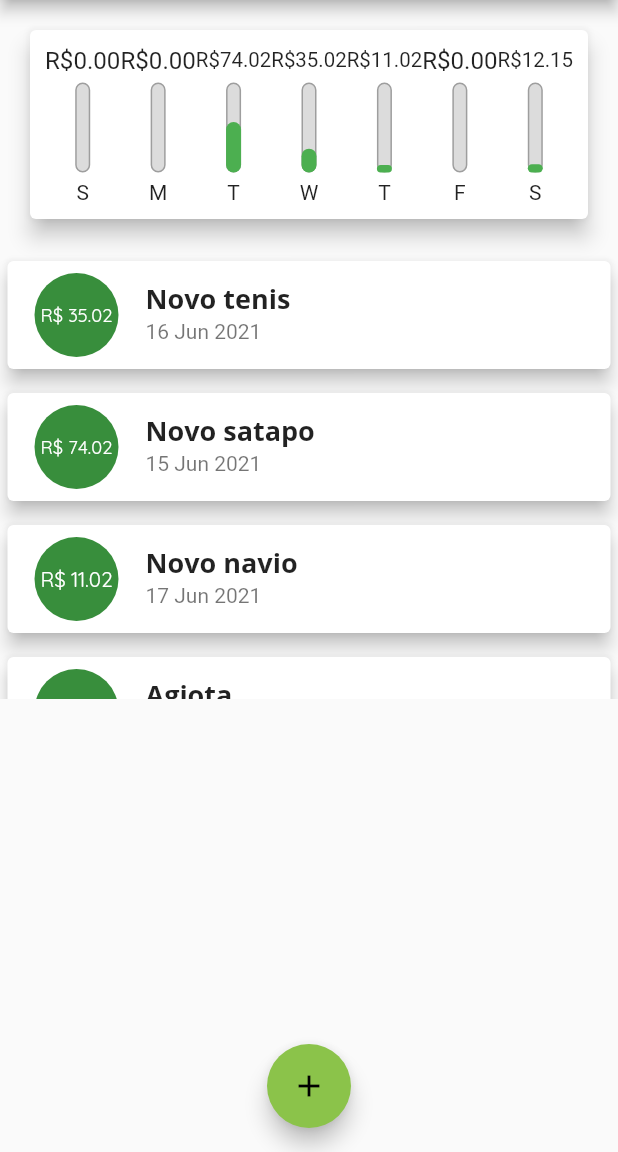
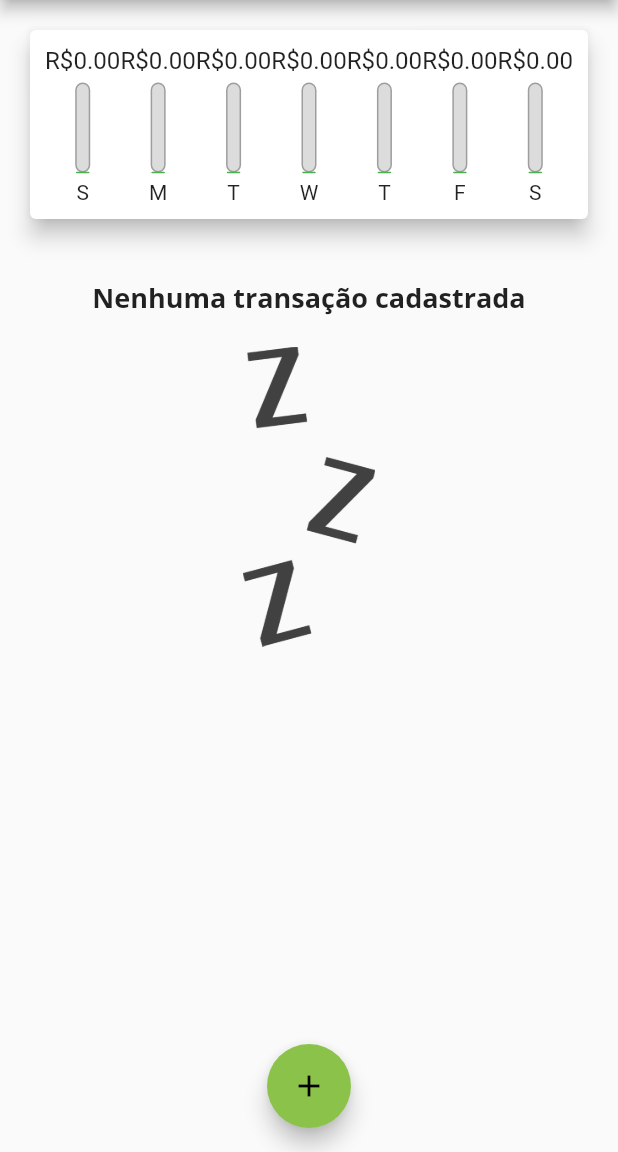
Before and after one commit to AlexBarroSS/yespense, a Flutter app: the screen it shows after launch, on a phone screen of 412 x 824 dp, the part 84-1236 px from its top. Run offline on Flutter 3.47's test engine with Material 2 defaults, Android fonts, the phone set to English and light mode, and no system bars.

Commit message:
Final module 4

```diff
--- a/lib/components/chart.dart
+++ b/lib/components/chart.dart
@@ -55,7 +55,9 @@
               child: ChartBar(
                 label: (tr['day'] as String),
                 value: (tr['value'] as double),
-                percentage: (tr['value'] as double) / _weekTotalValue,
+                percentage: _weekTotalValue == 0
+                    ? 0
+                    : (tr['value'] as double) / _weekTotalValue,
               ),
             );
           }).toList(),
--- a/lib/components/chart_bar.dart
+++ b/lib/components/chart_bar.dart
@@ -43,6 +43,10 @@
                 heightFactor: percentage,
                 child: Container(
                   decoration: BoxDecoration(
+                    border: Border.all(
+                      color: Colors.grey,
+                      width: 1.0,
+                    ),
                     borderRadius: BorderRadius.circular(5),
                     color: Theme.of(context).primaryColor,
                   ),
--- a/lib/components/transactions_list.dart
+++ b/lib/components/transactions_list.dart
@@ -4,8 +4,9 @@
 
 class TransactionsList extends StatelessWidget {
   final List<Transaction> transactionList;
+  late final void Function(String) onDelete;
 
-  TransactionsList(this.transactionList);
+  TransactionsList(this.transactionList, this.onDelete);
 
   @override
   Widget build(BuildContext context) {
@@ -55,6 +56,11 @@
                     subtitle: Text(
                       DateFormat('d MMM y').format(transaction.date),
                     ),
+                    trailing: IconButton(
+                      onPressed: () => onDelete(transaction.id),
+                      icon: Icon(Icons.delete),
+                      color: Theme.of(context).errorColor,
+                    ),
                   ),
                 );
               },
--- a/lib/main.dart
+++ b/lib/main.dart
@@ -24,6 +24,10 @@
                 fontSize: 18,
                 fontWeight: FontWeight.bold,
               ),
+              button: TextStyle(
+                color: Colors.white,
+                fontWeight: FontWeight.bold,
+              ),
             ),
         fontFamily: 'Quicksand',
         appBarTheme: AppBarTheme(
@@ -46,32 +50,7 @@
 }
 
 class _HomePageState extends State<HomePage> {
-  List<Transaction> _transactions = [
-    Transaction(
-      id: 't1',
-      title: 'Novo tenis',
-      value: 35.02,
-      date: DateTime.now().subtract(Duration(days: 3)),
-    ),
-    Transaction(
-      id: 't3',
-      title: 'Novo satapo',
-      value: 74.02,
-      date: DateTime.now().subtract(Duration(days: 4)),
-    ),
-    Transaction(
-      id: 't5',
-      title: 'Novo navio',
-      value: 11.02,
-      date: DateTime.now().subtract(Duration(days: 2)),
-    ),
-    Transaction(
-      id: 't2',
-      title: 'Agiota',
-      value: 12.15,
-      date: DateTime.now(),
-    ),
-  ];
+  List<Transaction> _transactions = [];
 
   List<Transaction> get _recentTransactions {
     return _transactions.where((element) {
@@ -81,12 +60,12 @@
     }).toList();
   }
 
-  _addTransaction(String title, double value) {
+  _addTransaction(String title, double value, DateTime date) {
     final newTransaction = Transaction(
       id: Random().nextDouble().toString(),
       title: title,
       value: value,
-      date: DateTime.now(),
+      date: date,
     );
 
     setState(() {
@@ -94,6 +73,12 @@
     });
 
     Navigator.of(context).pop();
+  }
+
+  _deleteTransaction(String id) {
+    setState(() {
+      _transactions.removeWhere((element) => element.id == id);
+    });
   }
 
   _openTransactionFormModal(BuildContext context) {
@@ -124,7 +109,7 @@
             Column(
               children: <Widget>[
                 Chart(_recentTransactions),
-                TransactionsList(_transactions),
+                TransactionsList(_transactions, _deleteTransaction),
               ],
             ),
           ],
```
Also changed, not shown: lib/components/transaction_form.dart (+51 -12 lines).
